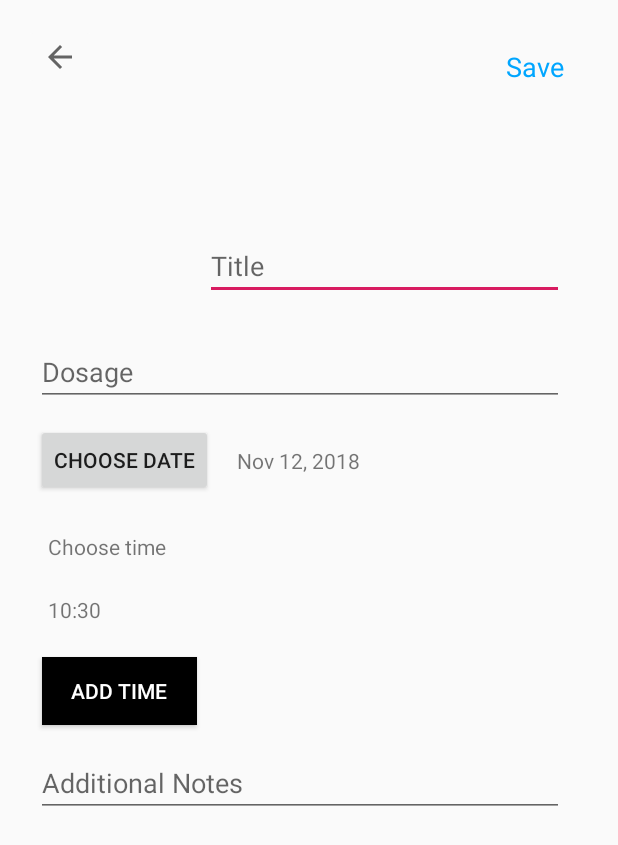
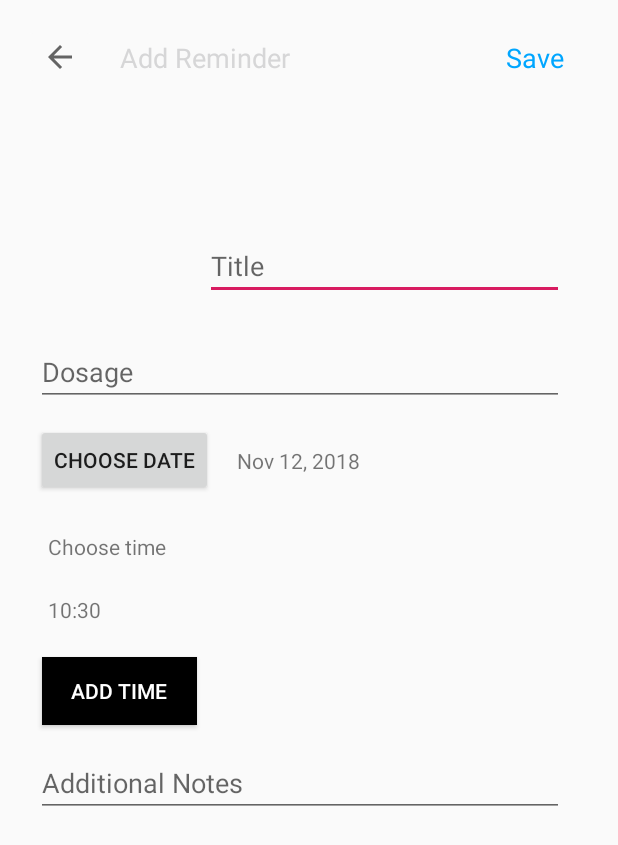
Before and after one commit to radiantdeer/AIDr, an Android app: the AddReminder screen opened directly, with no data from a screen before it, on a phone screen of 412 x 824 dp. Shown: the top 845 px of the screen. Run offline under Robolectric (Android 15) with nearby library versions, the phone set to English and light mode, and no system bars.

```diff
--- a/app/src/main/res/layout/activity_add_reminder2.xml
+++ b/app/src/main/res/layout/activity_add_reminder2.xml
@@ -55,15 +55,15 @@
         android:layout_width="wrap_content"
         android:layout_height="wrap_content"
         android:layout_marginStart="8dp"
-        android:layout_marginTop="32dp"
         android:onClick="saveReminder"
         android:text="Save"
         android:textColor="#00A6FF"
         android:textSize="18sp"
+        app:layout_constraintBottom_toBottomOf="@+id/imageButton"
         app:layout_constraintEnd_toEndOf="@+id/titleText"
         app:layout_constraintHorizontal_bias="1.0"
         app:layout_constraintStart_toEndOf="@+id/imageButton"
-        app:layout_constraintTop_toTopOf="parent" />
+        app:layout_constraintTop_toTopOf="@+id/imageButton" />
 
     <EditText
         android:id="@+id/additionalText"
@@ -130,4 +130,16 @@
         app:layout_constraintStart_toStartOf="@+id/textView4"
         app:layout_constraintTop_toBottomOf="@+id/textView4" />
 
+    <TextView
+        android:id="@+id/textView"
+        android:layout_width="wrap_content"
+        android:layout_height="wrap_content"
+        android:layout_marginStart="16dp"
+        android:text="Add Reminder"
+        android:textColor="@color/black"
+        android:textSize="18sp"
+        app:layout_constraintBottom_toBottomOf="@+id/imageButton"
+        app:layout_constraintStart_toEndOf="@+id/imageButton"
+        app:layout_constraintTop_toTopOf="@+id/imageButton" />
+
 </android.support.constraint.ConstraintLayout>
```
Also changed, not shown: app/src/main/java/com/aidr/aidr/ChatActivity.java (+50 -1 lines), app/src/main/res/drawable/ic_send_black_24dp.xml (added, +9 -0 lines), app/src/main/res/layout/activity_chat.xml (+30 -17 lines).
